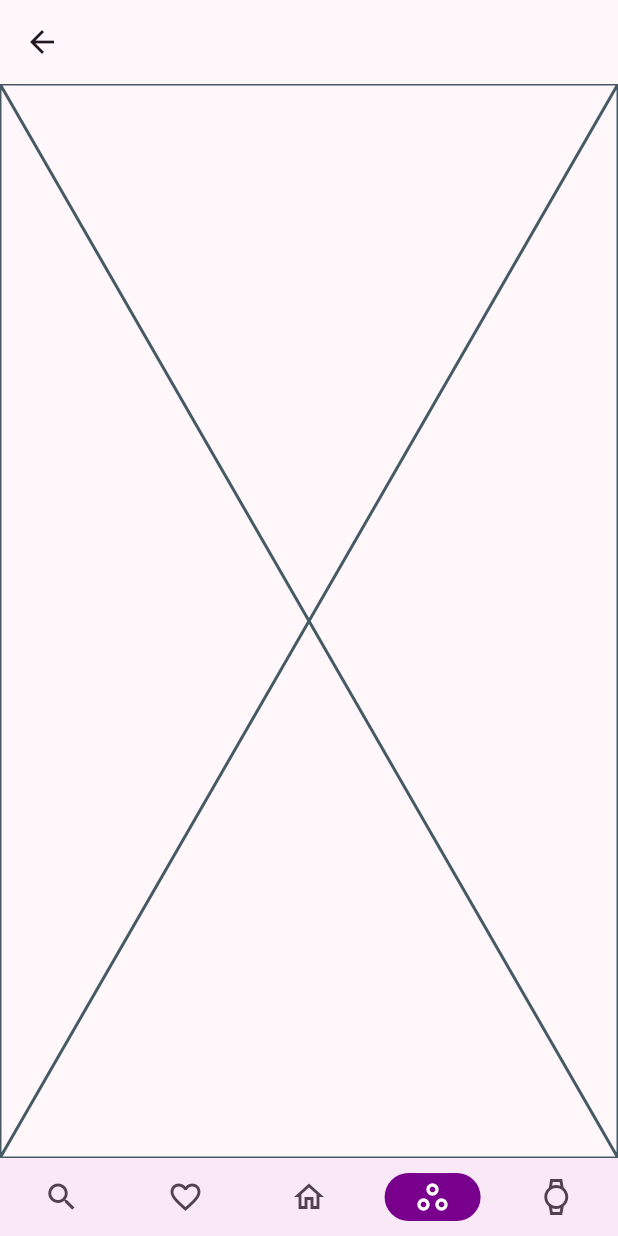
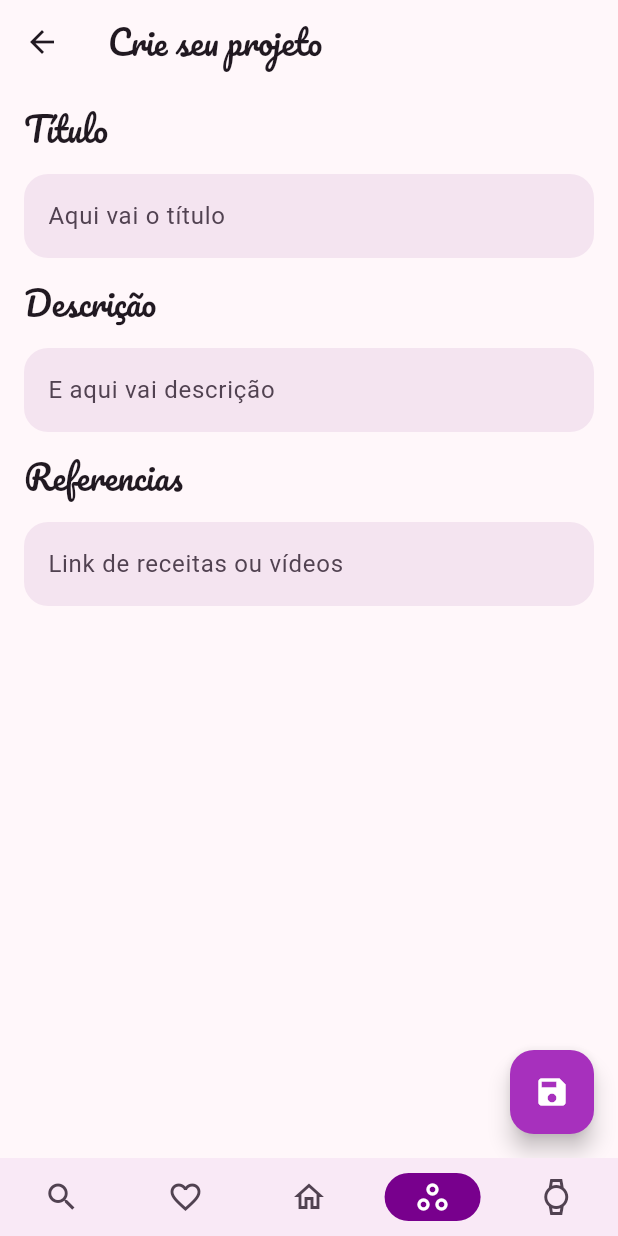
Before and after one commit to saycass/crochetime, a Flutter app: the CreateView screen opened by its route, on a phone screen of 412 x 824 dp. Run offline on Flutter 3.47's test engine with Material 3 defaults, Android fonts, the phone set to English and light mode, and no system bars; our stand-ins replace go_router, google_fonts; network calls fail.

Commit message:
Add the create view

```diff
--- a/lib/domain/models/project.dart
+++ b/lib/domain/models/project.dart
@@ -9,13 +9,13 @@ class Project {
     required this.id,
     required this.title,
     required this.description,
-    this.inProgress = false,
+    this.inProgress = true,
   }) : createdAt = DateTime.now();
 
   static List<Project> projectList() {
     return [
-      Project( title : 'Amigurumi gato', description: 'Amigurumi tamanho G cinza para presente', id: '1'),
-      Project( title : 'Tapete vermelho', description: 'Tapete para presente', inProgress: true, id: '2'),
+      Project( title : 'Amigurumi gato', description: 'Amigurumi tamanho G cinza para presente', inProgress: true, id: '1'),
+      Project( title : 'Tapete vermelho', description: 'Tapete para presente', inProgress: false, id: '2'),
       Project( title : 'Amigurumi dinossauro', description: 'Amigurumi  para o Allef', inProgress: true, id: '3'),
       Project( title : 'Vestido', description: 'Vestido para o ano novo', inProgress: true, id: '4'),
 
--- a/lib/ui/workspace/create/create_view.dart
+++ b/lib/ui/workspace/create/create_view.dart
@@ -1,4 +1,7 @@
 import 'package:flutter/material.dart';
+
+import '../../core/themes/dimension.dart';
+import '../../extensions/extensions.dart';
 
 class CreateView extends StatelessWidget {
   const CreateView({super.key});
@@ -6,8 +9,79 @@ class CreateView extends StatelessWidget {
   @override
   Widget build(BuildContext context) {
     return Scaffold(
-      appBar: AppBar(),
-      body: const Placeholder(),
+      appBar: AppBar(
+        title:  const  Text ('Crie seu projeto'),
+      ),
+      body: Padding(
+        padding:Dimension.small.allPadding,
+        child: Column(
+          crossAxisAlignment: CrossAxisAlignment.start,
+          children: [
+            Text(
+              'Título',
+              style: context.textTheme.titleLarge!,
+            ),
+            Dimension.small.vertical,
+            TextFormField(
+              minLines: 1,
+              maxLines: 2,
+              decoration: InputDecoration(
+                hintText: 'Aqui vai o título',
+                border: OutlineInputBorder(
+                  borderRadius: Dimension.small.circularBorder,
+                  borderSide: BorderSide.none,
+                ),
+                filled: true,
+                fillColor: context.colorScheme.surfaceContainerHigh,
+              ),
+            ),
+            Dimension.small.vertical,
+            Text(
+              'Descrição',
+              style: context.textTheme.titleLarge!,
+            ),
+            Dimension.small.vertical,
+            TextFormField(
+              minLines: 1,
+              maxLines: 2,
+              decoration: InputDecoration(
+                hintText: 'E aqui vai descrição',
+                border: OutlineInputBorder(
+                  borderRadius: Dimension.small.circularBorder,
+                  borderSide: BorderSide.none,
+                ),
+                filled: true,
+                fillColor: context.colorScheme.surfaceContainerHigh,
+              ),
+            ),
+            Dimension.small.vertical,
+            Text(
+              'Referencias',
+              style: context.textTheme.titleLarge!,
+            ),
+            Dimension.small.vertical,
+            TextFormField(
+              minLines: 1,
+              maxLines: 2,
+              decoration: InputDecoration(
+                hintText: 'Link de receitas ou vídeos',
+                border: OutlineInputBorder(
+                  borderRadius: Dimension.small.circularBorder,
+                  borderSide: BorderSide.none,
+                ),
+                filled: true,
+                fillColor: context.colorScheme.surfaceContainerHigh,
+              ),
+            ),
+          ],
+        ),
+      ),
+      floatingActionButton: FloatingActionButton(
+        onPressed: () {
+        },
+        child: const Icon(Icons.save),
+      ),
     );
+
   }
 }
--- a/lib/ui/workspace/home/home_view.dart
+++ b/lib/ui/workspace/home/home_view.dart
@@ -20,29 +20,23 @@ class _HomeViewState extends State<HomeView> {
     return Scaffold(
       appBar: AppBar(
         title: const Text('Seus projetos'),
-        actions: [
-          IconButton(
-            onPressed: () {
-              context.go(Routes.workspaceCreate.complete);
-            },
-            icon: const Icon(
-              Icons.add_circle_sharp,
-            ),
-          ),
-        ],
       ),
       body: ListView.builder(
         padding: Dimension.medium.allPadding,
         itemCount: 4,
         itemBuilder: (BuildContext context, int index) {
           return Container(
-            margin: Dimension.small.verticalPadding,
-            child: ProjectCard(
-              project: projectList.elementAt(index),
-                inProgressChanged: _handleInProgress
-            )
-          );
+              margin: Dimension.small.verticalPadding,
+              child: ProjectCard(
+                  project: projectList.elementAt(index),
+                  inProgressChanged: _handleInProgress));
         },
+      ),
+      floatingActionButton: FloatingActionButton(
+        onPressed: () {
+          context.go(Routes.workspaceCreate.complete);
+        },
+        child: const Icon(Icons.add),
       ),
     );
   }
@@ -52,5 +46,4 @@ class _HomeViewState extends State<HomeView> {
       project.inProgress = !project.inProgress;
     });
   }
-
 }
--- a/lib/ui/workspace/home/widgets/project_card.dart
+++ b/lib/ui/workspace/home/widgets/project_card.dart
@@ -105,7 +105,7 @@ class _ProjectCardState extends State<ProjectCard> {
                       Text(
                         widget.project.inProgress
                             ? 'Em progresso'
-                            : 'Concluído',
+                            : 'Conclúido',
                         style: context.textTheme.bodySmall!,
                       ),
                     ),
```
